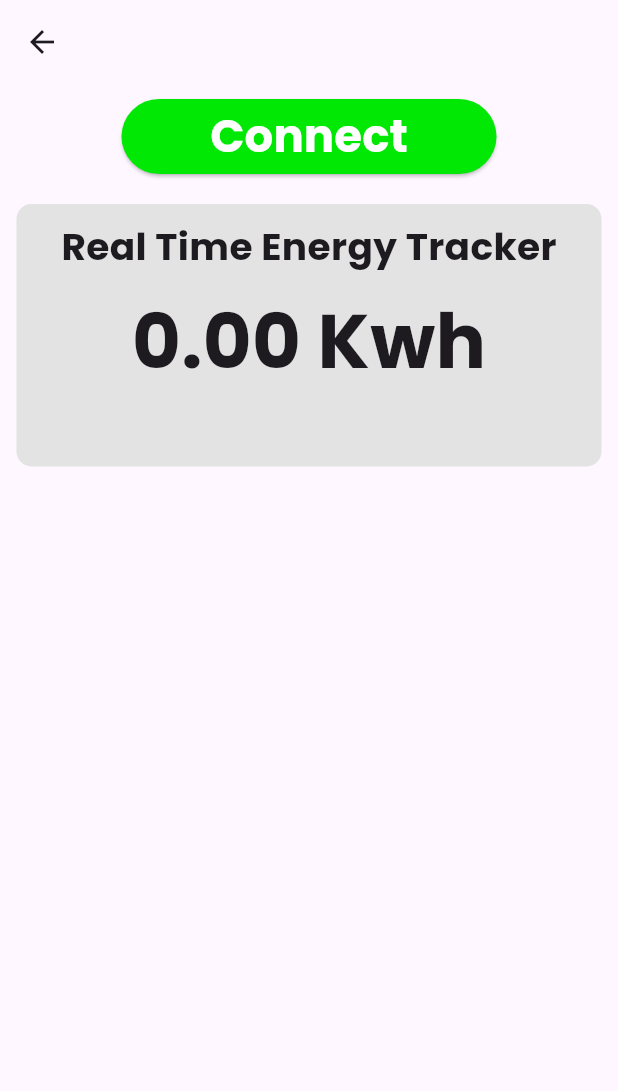
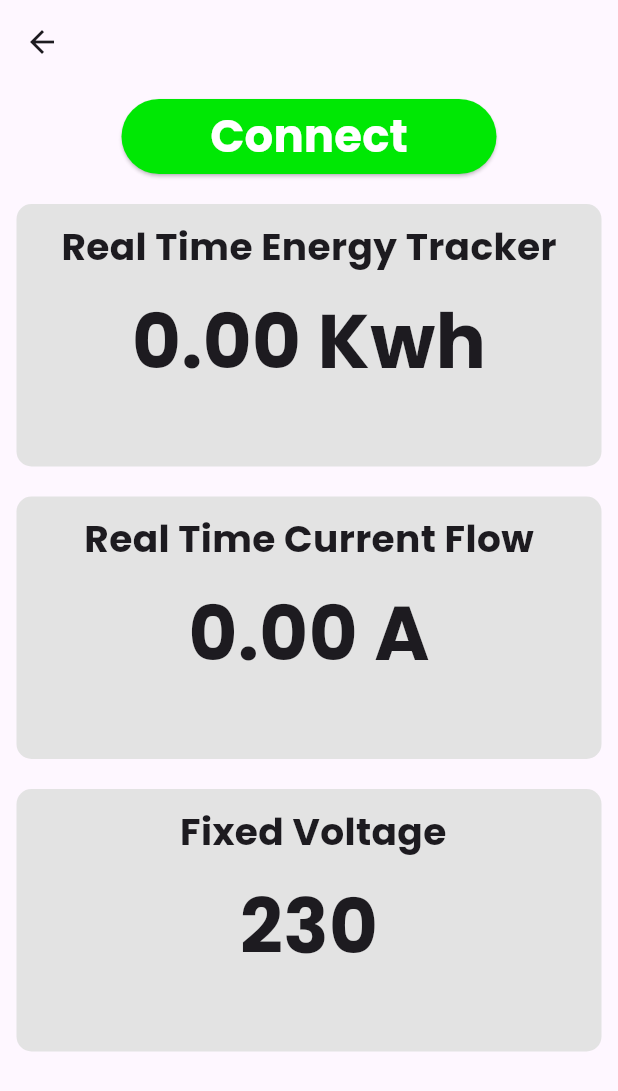
Before and after one commit to SathruwanCooray/SmartEnergi_Mobile_Application, a Flutter app: the DeviceDashboard screen opened directly with empty values, on a phone screen of 412 x 824 dp. Shown: the top 1091 px of the screen. Run offline on Flutter 3.47's test engine with Material 3 defaults, Android fonts, the phone set to English and light mode, and no system bars; our stand-ins replace cloud_firestore, firebase_auth, firebase_core, firebase_database; missing offline and left inert: dart:ffi; accounts and stored records are empty.

Commit message:
Modified and added features to device dashboard

```diff
--- a/smartenergi/lib/Pages/deviceDashboard_page.dart
+++ b/smartenergi/lib/Pages/deviceDashboard_page.dart
@@ -204,6 +204,88 @@ class _DeviceDashboardState extends State<DeviceDashboard> {
                 ),
               ),
             ),
+             const SizedBox(
+              height: 20,
+            ),
+            Container(
+              width: 390,
+              height: 175,
+              decoration: BoxDecoration(
+                borderRadius: BorderRadius.circular(10),
+                color: const Color.fromARGB(255, 227, 227, 227),
+              ),
+              child: Center(
+                child: Column(
+                  crossAxisAlignment: CrossAxisAlignment.center,
+                  children: [
+                    const Padding(
+                      padding: EdgeInsets.only(top: 10),
+                      child: Text(
+                        "Real Time Current Flow",
+                        style: TextStyle(
+                          fontFamily: 'Poppins',
+                          fontSize: 25,
+                          fontWeight: FontWeight.w700,
+                        ),
+                      ),
+                    ),
+                    const SizedBox(
+                      height: 10,
+                    ),
+                    Text(
+                      "${(realTimeValue/230).toStringAsFixed(2)} A",
+                      style: const TextStyle(
+                        fontFamily: 'Poppins',
+                        fontSize: 50,
+                        fontWeight: FontWeight.w700,
+                      ),
+                    ),
+                  ],
+                ),
+              ),
+            ),const SizedBox(
+              height: 20,
+            ),
+            Container(
+              width: 390,
+              height: 175,
+              decoration: BoxDecoration(
+                borderRadius: BorderRadius.circular(10),
+                color: const Color.fromARGB(255, 227, 227, 227),
+              ),
+              child: const Center(
+                child: Column(
+                  crossAxisAlignment: CrossAxisAlignment.center,
+                  children: [
+                    Padding(
+                      padding: EdgeInsets.only(top: 10),
+                      child: Text(
+                        " Fixed Voltage",
+                        style: TextStyle(
+                          fontFamily: 'Poppins',
+                          fontSize: 25,
+                          fontWeight: FontWeight.w700,
+                        ),
+                      ),
+                    ),
+                    SizedBox(
+                      height: 10,
+                    ),
+                    Text(
+                      "230",
+                      style: TextStyle(
+                        fontFamily: 'Poppins',
+                        fontSize: 50,
+                        fontWeight: FontWeight.w700,
+                      ),
+                    ),
+                  ],
+                ),
+              ),
+            ),
+             const SizedBox(
+              height: 20,
+            ),
           ],
         ),
       ),
```
Also changed, not shown: main.dart (deleted, +0 -77 lines).
